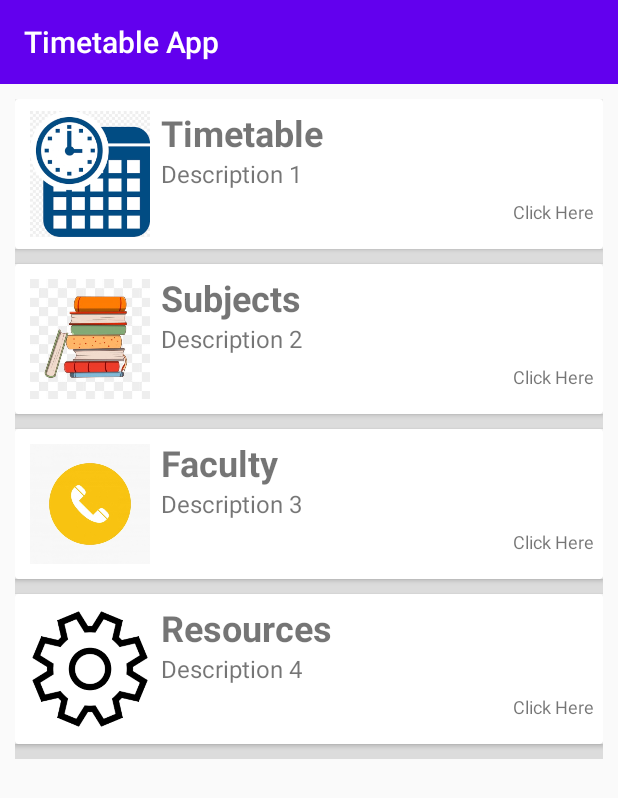
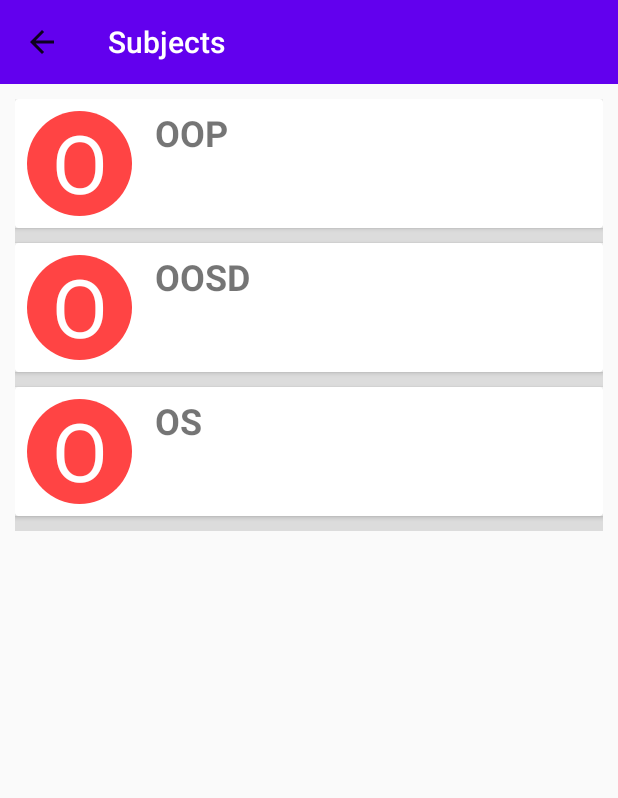
Before and after one commit to missakaherath/TimeTableApp-Android, an Android app: the screen it shows after launch (MainActivity before the commit, SubjectActivity after it), after a tap on "Subjects", on a phone screen of 412 x 824 dp. Shown: the top 798 px of the screen. Run offline under Robolectric (Android 15) with nearby library versions, the phone set to English and light mode, and no system bars.

Commit message:
completed subject and subject details

```diff
--- a/app/src/main/AndroidManifest.xml
+++ b/app/src/main/AndroidManifest.xml
@@ -9,7 +9,9 @@
         android:roundIcon="@mipmap/ic_launcher_round"
         android:supportsRtl="true"
         android:theme="@style/AppTheme">
-        <activity android:name=".DayDetail"></activity>
+        <activity android:name=".SubjectDetails"></activity>
+        <activity android:name=".SubjectActivity" />
+        <activity android:name=".DayDetail" />
         <activity android:name=".weeklyView" />
         <activity android:name=".MainActivity">
             <intent-filter>
--- a/app/src/main/java/com/example/timetableapp/MainActivity.java
+++ b/app/src/main/java/com/example/timetableapp/MainActivity.java
@@ -61,6 +61,8 @@ public class MainActivity extends AppCompatActivity {
                         break;
                     }
                     case 1 : {
+                        Intent intent = new Intent(MainActivity.this, SubjectActivity.class);
+                        startActivity(intent);
                         break;
                     }
                     case 2 : {
--- /dev/null
+++ b/app/src/main/java/com/example/timetableapp/SubjectActivity.java
@@ -0,0 +1,139 @@
+package com.example.timetableapp;
+
+import androidx.annotation.NonNull;
+import androidx.annotation.Nullable;
+import androidx.annotation.RequiresApi;
+import androidx.appcompat.app.AppCompatActivity;
+
+import android.annotation.SuppressLint;
+import android.content.Context;
+import android.content.Intent;
+import android.content.SharedPreferences;
+import android.os.Build;
+import android.os.Bundle;
+import android.view.LayoutInflater;
+import android.view.MenuItem;
+import android.view.View;
+import android.view.ViewGroup;
+import android.widget.AdapterView;
+import android.widget.ArrayAdapter;
+import android.widget.ListView;
+import android.widget.TextView;
+
+import com.example.timetableapp.Utils.LetterImageView;
+
+import androidx.appcompat.widget.Toolbar;
+
+public class SubjectActivity extends AppCompatActivity {
+
+    private Toolbar toolbar;
+    private ListView listView;
+    private String[] subjects;
+    private String[] syllabuses;
+    public static SharedPreferences subjectPreference;
+    public static String SEL_SUB;
+
+    @RequiresApi(api = Build.VERSION_CODES.LOLLIPOP)
+    @Override
+    protected void onCreate(Bundle savedInstanceState) {
+        super.onCreate(savedInstanceState);
+        setContentView(R.layout.activity_subject);
+
+        setupUIViews();
+        initToolbar();
+        setupListView();
+    }
+    @RequiresApi(api = Build.VERSION_CODES.LOLLIPOP)
+    private void setupUIViews(){
+        toolbar = (Toolbar)findViewById(R.id.toolbarSubject);
+        listView = (ListView)findViewById(R.id.lvSubject);
+        subjectPreference = getSharedPreferences(SEL_SUB, MODE_PRIVATE);
+    }
+    @SuppressLint("RestrictedApi")
+    private void initToolbar(){
+        setSupportActionBar(toolbar);
+        getSupportActionBar().setTitle("Subjects");
+//        getSupportActionBar().setDefaultDisplayHomeAsUpEnabled(true);
+        getSupportActionBar().setDisplayHomeAsUpEnabled(true);
+
+    }
+    private void setupListView(){
+        subjects = getResources().getStringArray(R.array.Subjects);
+//        syllabuses = getResources().getStringArray(R.array.Syllabus);
+
+        SubjectAdapter subjectadapter = new SubjectAdapter(this, R.layout.subject_single_item, subjects);
+        listView.setAdapter(subjectadapter);
+
+        listView.setOnItemClickListener(new AdapterView.OnItemClickListener() {
+            @Override
+            public void onItemClick(AdapterView<?> adapterView, View view, int position, long l) {
+                switch (position){
+                    case 0: {
+                        startActivity(new Intent(SubjectActivity.this, SubjectDetails.class));
+                        subjectPreference.edit().putString(SEL_SUB, "OOP").apply();
+                        break;
+                    }
+                    case 1: {
+                        startActivity(new Intent(SubjectActivity.this, SubjectDetails.class));
+                        subjectPreference.edit().putString(SEL_SUB,"OOSD").apply();
+                        break;
+                    }
+                    case 2: {
+                        startActivity(new Intent(SubjectActivity.this, SubjectDetails.class));
+                        subjectPreference.edit().putString(SEL_SUB,"OS");
+                        break;
+                    }
+                    default:{
+                        break;
+                    }
+                }
+            }
+        });
+
+    }
+    public class SubjectAdapter extends ArrayAdapter {
+        private int resource;
+        private LayoutInflater layoutInflater;
+        private String[] subjects;
+        public SubjectAdapter(Context context, int resource, String[] objects) {
+            super(context, resource, objects);
+            this.resource=resource;
+            this.subjects=objects;
+            layoutInflater = (LayoutInflater)context.getSystemService(context.LAYOUT_INFLATER_SERVICE);
+        }
+
+        @Override
+        public View getView(int position, @Nullable View convertView, @NonNull ViewGroup parent) {
+            ViewHolder holder;
+            if(convertView==null){
+                holder = new ViewHolder();
+                convertView = layoutInflater.inflate(resource, null);
+                holder.ivSubjectLogo = (LetterImageView)convertView.findViewById(R.id.ivSubjectLetter);
+                holder.tvSubject = (TextView)convertView.findViewById(R.id.tvSubject);
+                convertView.setTag(holder);
+            } else {
+                holder = (ViewHolder)convertView.getTag();
+            }
+            holder.ivSubjectLogo.setOval(true);
+            holder.ivSubjectLogo.setLetter(subjects[position].charAt(0));
+            holder.tvSubject.setText(subjects[position]);
+
+            return convertView;
+        }
+        class ViewHolder{
+            private LetterImageView ivSubjectLogo;
+            private TextView tvSubject;
+        }
+    }
+
+    @Override
+    public boolean onOptionsItemSelected(MenuItem item) {
+        switch (item.getItemId()) {
+            case android.R.id.home : {
+                onBackPressed();
+            }
+        }
+        return super.onOptionsItemSelected(item);
+    }
+
+}
--- a/app/src/main/java/com/example/timetableapp/weeklyView.java
+++ b/app/src/main/java/com/example/timetableapp/weeklyView.java
@@ -100,7 +100,7 @@ public class weeklyView extends AppCompatActivity {
     public class WeekAdapter extends ArrayAdapter{
         private int resource;
         private LayoutInflater layoutInflater;
-        private String[] week = new String[]{};
+        private String[] week;
         public WeekAdapter(Context context, int resource, String[] objects) {
             super(context, resource, objects);
             this.resource=resource;
--- /dev/null
+++ b/app/src/main/res/layout/activity_subject.xml
@@ -0,0 +1,31 @@
+<?xml version="1.0" encoding="utf-8"?>
+<RelativeLayout xmlns:android="http://schemas.android.com/apk/res/android"
+    xmlns:app="http://schemas.android.com/apk/res-auto"
+    xmlns:tools="http://schemas.android.com/tools"
+    android:layout_width="match_parent"
+    android:layout_height="match_parent"
+    tools:context=".MainActivity">
+
+    <androidx.appcompat.widget.Toolbar
+        android:id="@+id/toolbarSubject"
+        android:layout_width="match_parent"
+        android:layout_height="?android:attr/actionBarSize"
+        android:background="?attr/colorPrimary"
+        android:minHeight="?attr/actionBarSize"
+        app:titleTextColor="@color/whiteColor"
+        android:theme="?attr/actionBarTheme" />
+
+    <ListView
+        android:layout_width="match_parent"
+        android:layout_height="match_parent"
+        android:layout_marginLeft="10dp"
+        android:layout_marginRight="10dp"
+        android:layout_marginTop="10dp"
+        android:layout_marginBottom="10dp"
+        android:dividerHeight="10dp"
+        android:id="@+id/lvSubject"
+        android:layout_below="@+id/toolbarSubject"
+        >
+    </ListView>
+
+</RelativeLayout>
--- /dev/null
+++ b/app/src/main/res/layout/subject_single_item.xml
@@ -0,0 +1,30 @@
+<androidx.cardview.widget.CardView
+    android:layout_height="wrap_content"
+    android:layout_width="match_parent"
+    android:background="@color/colorAccent"
+    android:elevation="4dp"
+    xmlns:android="http://schemas.android.com/apk/res/android">
+
+    <RelativeLayout
+        android:layout_width="match_parent"
+        android:layout_height="wrap_content">
+        <com.example.timetableapp.Utils.LetterImageView
+            android:layout_width="70dp"
+            android:layout_height="70dp"
+            android:id="@+id/ivSubjectLetter"
+            android:layout_margin="8dp">
+        </com.example.timetableapp.Utils.LetterImageView>
+        <TextView
+            android:layout_width="wrap_content"
+            android:layout_height="wrap_content"
+            android:textStyle="bold"
+            android:id="@+id/tvSubject"
+            android:layout_marginTop="6dp"
+            android:layout_toRightOf="@+id/ivSubjectLetter"
+            android:textSize="24sp"
+            android:layout_marginLeft="7dp"
+            android:text="Days">
+        </TextView>
+    </RelativeLayout>
+
+</androidx.cardview.widget.CardView>
```
Also changed, not shown: app/src/main/java/com/example/timetableapp/SubjectDetails.java (added, +133 -0 lines), app/src/main/res/layout/activity_subject_details.xml (added, +31 -0 lines), app/src/main/res/layout/subject_details_single_item.xml (added, +41 -0 lines), app/src/main/res/values/strings.xml (+40 -0 lines).
